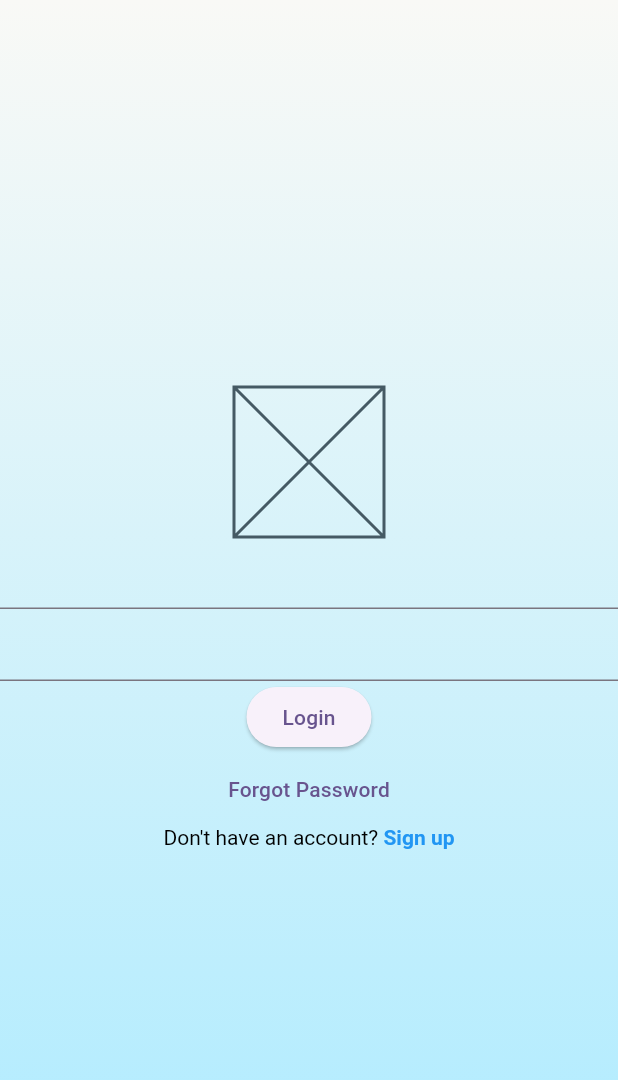
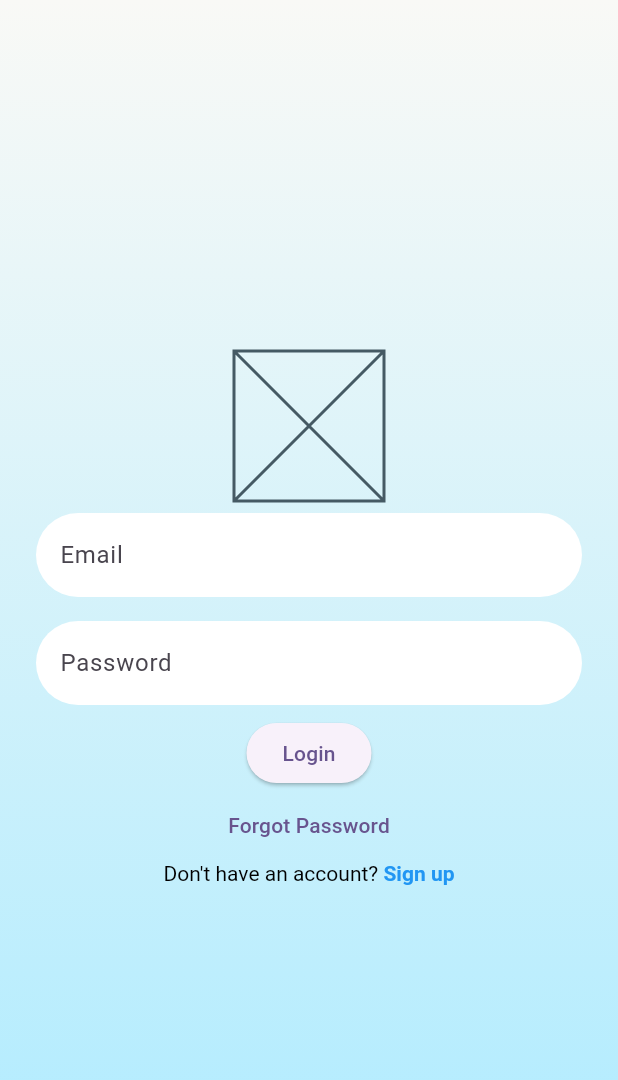
Before and after one commit to sharefahaneem/kokohub-flutter, a Flutter app: the screen it shows after launch, on a phone screen of 412 x 824 dp. Shown: the top 1080 px of the screen. Run offline on Flutter 3.47's test engine with Material 3 defaults, Android fonts, the phone set to English and light mode, and no system bars; our stand-ins replace equatable, flutter_bloc, shared_preferences.

Commit message:
feat(login): create TextFieldLogin widget
- Added a new TextFieldLogin widget for reusable login input fields.
- Improves consistency and reusability across the login module.

```diff
--- a/lib/ui/login/pages/login_layout.dart
+++ b/lib/ui/login/pages/login_layout.dart
@@ -1,5 +1,6 @@
 import 'package:flutter/material.dart';
 import 'package:flutter_kokohub/constants/app_colors.dart';
+import 'package:flutter_kokohub/ui/login/widgets/text_field_login_widget.dart';
 
 class LoginLayout extends StatelessWidget {
   const LoginLayout({super.key});
@@ -26,8 +27,20 @@ class LoginLayout extends StatelessWidget {
               width: 100,
               child: Placeholder(),
             ),
-            TextFormField(),
-            TextFormField(),
+            const Padding(
+              padding: EdgeInsets.only(
+                  top: 8.0, bottom: 8.0, left: 24.0, right: 24.0),
+              child: TextFieldLoginWidget(
+                labelText: 'Email',
+              ),
+            ),
+            const Padding(
+              padding: EdgeInsets.only(
+                  top: 8.0, bottom: 8.0, left: 24.0, right: 24.0),
+              child: TextFieldLoginWidget(
+                labelText: 'Password',
+              ),
+            ),
             ElevatedButton(
               onPressed: () {},
               child: const Text('Login'),
--- /dev/null
+++ b/lib/ui/login/widgets/text_field_login_widget.dart
@@ -0,0 +1,23 @@
+import 'package:flutter/material.dart';
+
+class TextFieldLoginWidget extends StatelessWidget {
+  final String labelText;
+  const TextFieldLoginWidget({super.key, required this.labelText});
+
+  @override
+  Widget build(BuildContext context) {
+    return TextFormField(
+      decoration: InputDecoration(
+        filled: true,
+        fillColor: Colors.white,
+        enabledBorder: OutlineInputBorder(
+          borderRadius: BorderRadius.circular(40.0),
+          borderSide: const BorderSide(
+            color: Colors.transparent,
+          ),
+        ),
+        labelText: labelText,
+      ),
+    );
+  }
+}
```
